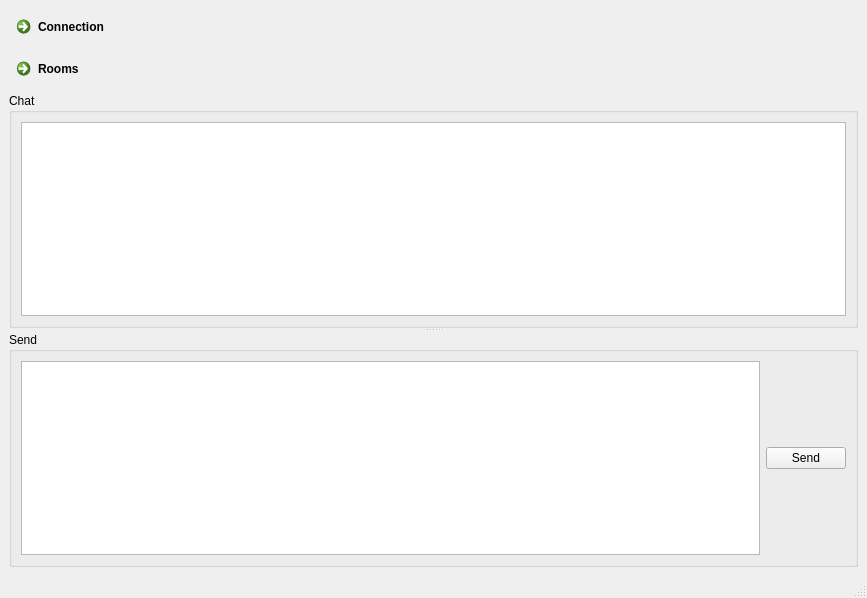
This is src/client.ui in Hugo-NF/TR1-Chat as Qt 5 draws it before an edit. The edited form follows.
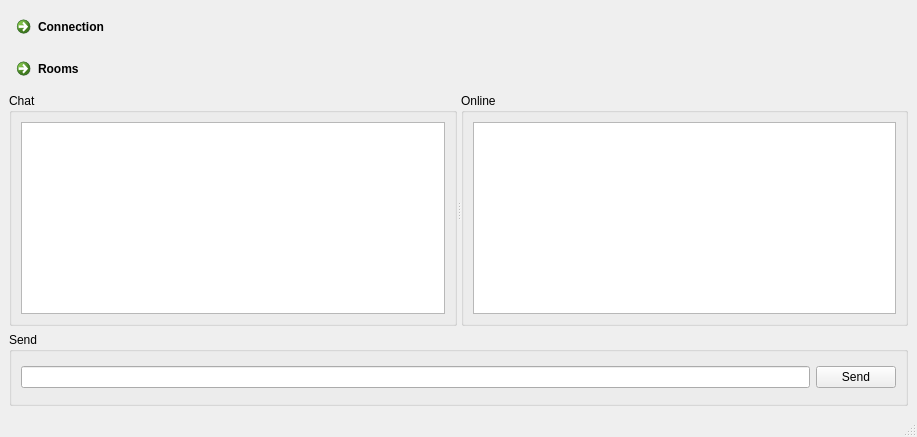
This is the edited form.

Commit message: First version of client with GUI

Diff of the .ui file:
```diff
--- a/src/client.ui
+++ b/src/client.ui
@@ -9,16 +9,24 @@
    <rect>
     <x>0</x>
     <y>0</y>
-    <width>867</width>
-    <height>598</height>
+    <width>917</width>
+    <height>437</height>
    </rect>
   </property>
+  <property name="sizePolicy">
+   <sizepolicy hsizetype="Preferred" vsizetype="Preferred">
+    <horstretch>0</horstretch>
+    <verstretch>0</verstretch>
+   </sizepolicy>
+  </property>
   <property name="windowTitle">
    <string>Concord</string>
   </property>
   <widget class="QWidget" name="centralwidget">
    <layout class="QVBoxLayout" name="verticalLayout">
     <item>
+     <layout class="QVBoxLayout" name="optionsLayout">
+      <item>
      <widget class="QCommandLinkButton" name="connectionButton">
       <property name="text">
        <string>Connection</string>
@@ -32,28 +40,46 @@
       </property>
      </widget>
     </item>
+     </layout>
+    </item>
     <item>
      <widget class="QSplitter" name="splitter">
       <property name="orientation">
-       <enum>Qt::Vertical</enum>
+       <enum>Qt::Horizontal</enum>
+      </property>
+      <property name="handleWidth">
+       <number>4</number>
       </property>
       <widget class="QGroupBox" name="chatFrame">
        <property name="title">
         <string>Chat</string>
        </property>
-       <layout class="QHBoxLayout" name="horizontalLayout">
+       <layout class="QHBoxLayout" name="horizontalLayout_2">
         <item>
          <widget class="QTextBrowser" name="textViewer"/>
         </item>
        </layout>
       </widget>
+      <widget class="QGroupBox" name="onlineFrame">
+       <property name="title">
+        <string>Online</string>
+       </property>
+       <layout class="QHBoxLayout" name="horizontalLayout_3">
+        <item>
+         <widget class="QListWidget" name="onlineList"/>
+        </item>
+       </layout>
+      </widget>
+     </widget>
+    </item>
+    <item>
       <widget class="QGroupBox" name="sendFrame">
        <property name="title">
         <string>Send</string>
        </property>
-       <layout class="QHBoxLayout" name="horizontalLayout_2">
+      <layout class="QHBoxLayout" name="horizontalLayout">
         <item>
-         <widget class="QTextEdit" name="messageEdit"/>
+        <widget class="QLineEdit" name="sendEdit"/>
         </item>
         <item>
          <widget class="QPushButton" name="sendButton">
@@ -63,7 +89,6 @@
          </widget>
         </item>
        </layout>
-      </widget>
      </widget>
     </item>
    </layout>
```
Lines whose indentation alone changed are shown as unchanged. The commit also changes 6 other files.
